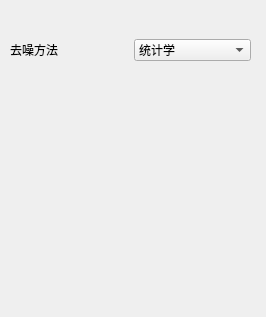
Old version of the form filter.ui in the repository joeaaron/Learning3D.
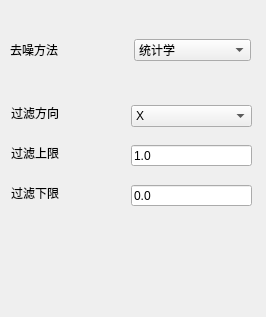
New version of the form. The open tabs and pages were chosen to show the change.

The edit to the form file:
```diff
--- a/filter.ui
+++ b/filter.ui
@@ -82,7 +82,98 @@
      </property>
     </widget>
    </widget>
-   <widget class="QWidget" name="page_2"/>
+   <widget class="QWidget" name="page_2">
+    <widget class="QLabel" name="label_4">
+     <property name="geometry">
+      <rect>
+       <x>0</x>
+       <y>30</y>
+       <width>60</width>
+       <height>16</height>
+      </rect>
+     </property>
+     <property name="text">
+      <string>过滤方向</string>
+     </property>
+    </widget>
+    <widget class="QComboBox" name="comboBox_2">
+     <property name="geometry">
+      <rect>
+       <x>120</x>
+       <y>30</y>
+       <width>121</width>
+       <height>22</height>
+      </rect>
+     </property>
+     <item>
+      <property name="text">
+       <string>X</string>
+      </property>
+     </item>
+     <item>
+      <property name="text">
+       <string>Y</string>
+      </property>
+     </item>
+     <item>
+      <property name="text">
+       <string>Z</string>
+      </property>
+     </item>
+    </widget>
+    <widget class="QLabel" name="label_5">
+     <property name="geometry">
+      <rect>
+       <x>0</x>
+       <y>70</y>
+       <width>60</width>
+       <height>16</height>
+      </rect>
+     </property>
+     <property name="text">
+      <string>过滤上限</string>
+     </property>
+    </widget>
+    <widget class="QLabel" name="label_6">
+     <property name="geometry">
+      <rect>
+       <x>0</x>
+       <y>110</y>
+       <width>60</width>
+       <height>16</height>
+      </rect>
+     </property>
+     <property name="text">
+      <string>过滤下限</string>
+     </property>
+    </widget>
+    <widget class="QLineEdit" name="maxLimit">
+     <property name="geometry">
+      <rect>
+       <x>120</x>
+       <y>70</y>
+       <width>121</width>
+       <height>21</height>
+      </rect>
+     </property>
+     <property name="text">
+      <string>1.0</string>
+     </property>
+    </widget>
+    <widget class="QLineEdit" name="minLimit">
+     <property name="geometry">
+      <rect>
+       <x>120</x>
+       <y>110</y>
+       <width>121</width>
+       <height>21</height>
+      </rect>
+     </property>
+     <property name="text">
+      <string>0.0</string>
+     </property>
+    </widget>
+   </widget>
   </widget>
   <widget class="QWidget" name="layoutWidget">
    <property name="geometry">
```
Left out of the diff: 53 changed lines with no effect on the pictures.
